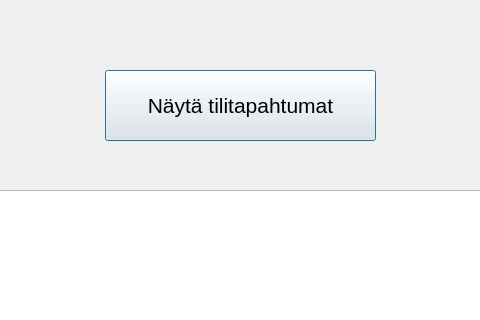
Qt form bank-automat/transactions.ui (Samulimv/mybankautomat_project) before a commit; both pictures show x 115 to 595 and y 0 to 320 of the 708 by 597 pixel window.
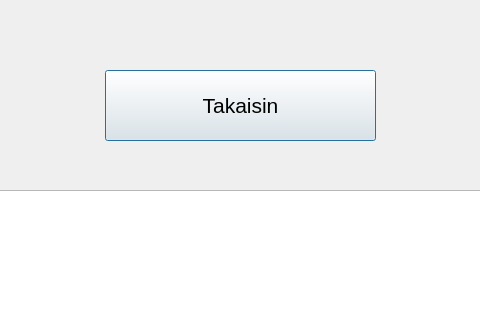
The same form after that commit.

Patch:
```diff
--- a/bank-automat/transactions.ui
+++ b/bank-automat/transactions.ui
@@ -28,7 +28,7 @@
     </font>
    </property>
    <property name="text">
-    <string>Näytä tilitapahtumat</string>
+    <string>Takaisin</string>
    </property>
   </widget>
   <widget class="QTextEdit" name="textTransactions">
```
Left out of the diff: 2 changed lines with no effect on the pictures.
